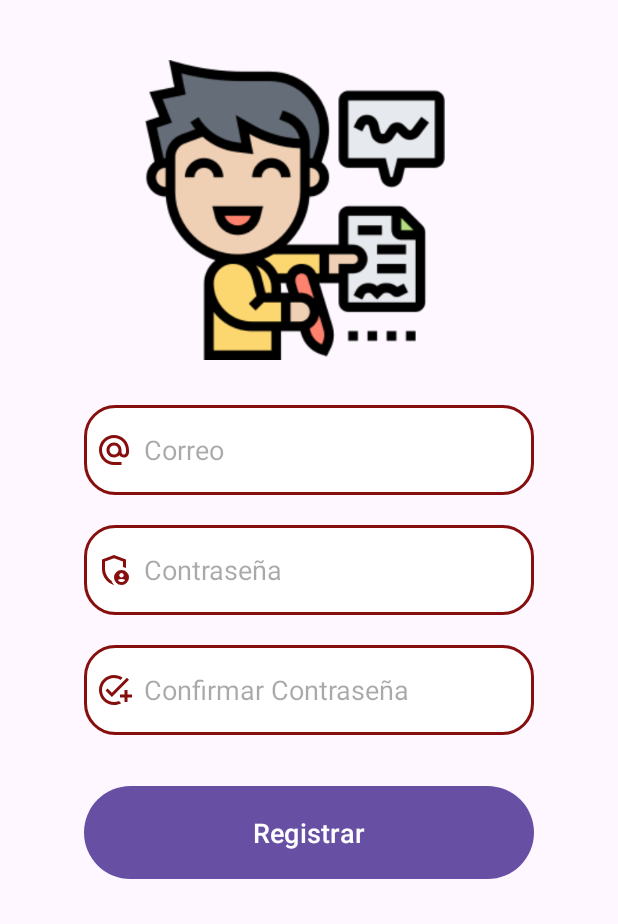
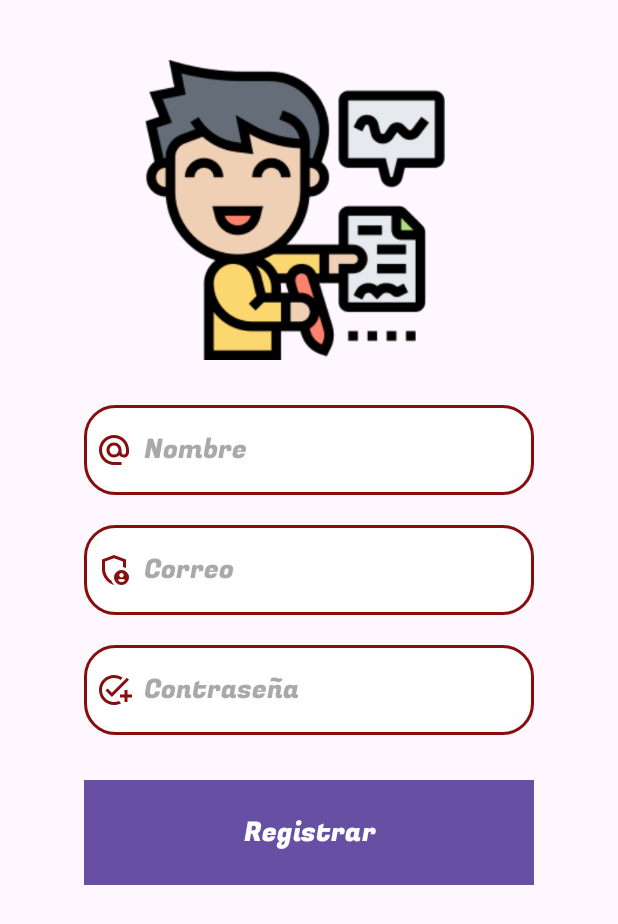
Before and after one commit to Jonatan1014/BeautyCare, an Android app: the fragment SignupTabFragment shown on its own in the app's theme, after a tap on "Registrar", on a phone screen of 412 x 824 dp. Shown: the top 924 px of the screen. Run offline under Robolectric (Android 15) with nearby library versions, the phone set to English and light mode, and no system bars; our stand-ins replace Volley; network calls fail; 1 statement that could not run was skipped.

Commit message:
punto de regreso

```diff
--- a/app/src/main/java/com/example/beautycare/SignupTabFragment.java
+++ b/app/src/main/java/com/example/beautycare/SignupTabFragment.java
@@ -1,5 +1,6 @@
 package com.example.beautycare;
 
+import android.content.Intent;
 import android.os.Bundle;
 
 import androidx.fragment.app.Fragment;
@@ -9,17 +10,38 @@ import android.view.LayoutInflater;
 import android.view.View;
 import android.view.ViewGroup;
 import android.widget.Button;
+import android.widget.EditText;
+import android.widget.Toast;
+
+import com.android.volley.Request;
+import com.android.volley.RequestQueue;
+import com.android.volley.Response;
+import com.android.volley.VolleyError;
+import com.android.volley.toolbox.JsonObjectRequest;
+import com.android.volley.toolbox.JsonRequest;
+import com.android.volley.toolbox.Volley;
+
+import org.json.JSONArray;
+import org.json.JSONException;
+import org.json.JSONObject;
 
 
-public class SignupTabFragment extends Fragment {
+public class SignupTabFragment extends Fragment implements Response.Listener<JSONObject>, Response.ErrorListener {
 
+    RequestQueue rq;
+    JsonRequest jrq;
     Button signup;
+    EditText username,email, password;
 
     @Override
     public View onCreateView(LayoutInflater inflater, ViewGroup container,
                              Bundle savedInstanceState) {
         // Inflate the layout for this fragment
         View view = inflater.inflate(R.layout.fragment_singup_tab, container, false);
+        rq = Volley.newRequestQueue(getContext());
+        username = view.findViewById(R.id.signup_name);
+        email = view.findViewById(R.id.signup_email);
+        password = view.findViewById(R.id.signup_password);
 
         signup = view.findViewById(R.id.signup_button);
 
@@ -36,6 +58,39 @@ public class SignupTabFragment extends Fragment {
     }
 
     private void signup() {
-        //ViewPagerAdapter viewPagerAdapter =new ViewPagerAdapter();
+
+        String url = "https://bd-app.000webhostapp.com/sesion.php?names=" + username.getText().toString() + "&user=" + email.getText().toString() + "&pwd=" + password.getText().toString();
+        jrq = new JsonObjectRequest(Request.Method.GET, url, null, this, this);
+        rq.add(jrq);
+
+
+    }
+
+    @Override
+    public void onErrorResponse(VolleyError volleyError) {
+        Toast.makeText(getContext(), "!Conexion Fallida! revisa tu conexion a internet", Toast.LENGTH_SHORT).show();
+
+    }
+
+    @Override
+    public void onResponse(JSONObject response) {
+        Toast.makeText(getContext(), "Cuenta Creada Con Exito", Toast.LENGTH_SHORT).show();
+        Usuario usuario = new Usuario();
+        JSONArray jsonArray = response.optJSONArray("datos");
+        JSONObject jsonobject = null;
+        try {
+            jsonobject = jsonArray.getJSONObject(0);
+            usuario.setName(jsonobject.optString("username"));
+            usuario.setEmail(jsonobject.optString("email"));
+            usuario.guardarDatos(getContext());
+
+            // Una vez valido el inicio de sesion nos vamos al index
+            Intent intent = new Intent(getActivity(), Index.class);
+            startActivity(intent);
+
+        } catch (JSONException e) {
+            throw new RuntimeException(e);
+        }
+
     }
 }
--- a/app/src/main/res/layout/fragment_singup_tab.xml
+++ b/app/src/main/res/layout/fragment_singup_tab.xml
@@ -24,16 +24,30 @@
                 android:src="@drawable/signimg" />
 
             <EditText
-                android:id="@+id/signup_email"
+                android:id="@+id/signup_name"
                 android:layout_width="300dp"
                 android:layout_height="60dp"
                 android:layout_gravity="center"
                 android:layout_marginTop="30dp"
                 android:background="@drawable/edittext_bkg"
-
                 android:drawableLeft="@drawable/baseline_alternate_email_24"
                 android:drawablePadding="8dp"
+                android:hint="Nombre"
+                android:fontFamily="@font/fugazoneregular"
+                android:padding="8dp" />
+
+            <EditText
+                android:id="@+id/signup_email"
+                android:layout_width="300dp"
+                android:layout_height="60dp"
+                android:layout_gravity="center"
+                android:layout_marginTop="20dp"
+                android:background="@drawable/edittext_bkg"
+                android:drawableLeft="@drawable/outline_admin_panel_settings_24"
+                android:drawablePadding="8dp"
                 android:hint="Correo"
+                android:fontFamily="@font/fugazoneregular"
+                android:inputType="text"
                 android:padding="8dp" />
 
             <EditText
@@ -43,22 +57,10 @@
                 android:layout_gravity="center"
                 android:layout_marginTop="20dp"
                 android:background="@drawable/edittext_bkg"
-                android:drawableLeft="@drawable/outline_admin_panel_settings_24"
+                android:drawableLeft="@drawable/baseline_add_task_24"
                 android:drawablePadding="8dp"
                 android:hint="Contraseña"
-                android:inputType="textPassword"
-                android:padding="8dp" />
-
-            <EditText
-                android:id="@+id/signup_confirm"
-                android:layout_width="300dp"
-                android:layout_height="60dp"
-                android:layout_gravity="center"
-                android:layout_marginTop="20dp"
-                android:background="@drawable/edittext_bkg"
-                android:drawableLeft="@drawable/baseline_add_task_24"
-                android:drawablePadding="8dp"
-                android:hint="Confirmar Contraseña"
+                android:fontFamily="@font/fugazoneregular"
                 android:inputType="textPassword"
                 android:padding="8dp" />
 
@@ -70,6 +72,8 @@
                 android:layout_gravity="center"
                 android:layout_marginTop="30dp"
                 android:text="Registrar"
+                android:fontFamily="@font/fugazoneregular"
+                android:background="@color/red_dark"
                 android:textSize="18sp" />
         </LinearLayout>
     </LinearLayout>
--- a/app/src/main/res/values/style.xml
+++ b/app/src/main/res/values/style.xml
@@ -4,4 +4,5 @@
     <style name="ToolbarTextStyle" parent="TextAppearance.Widget.AppCompat.Toolbar.Title">
         <item name="android:fontFamily">@font/fugazoneregular</item>
     </style>
+
 </resources>
```
Also changed, not shown: app/src/main/java/com/example/beautycare/LoginTabFragment.java (+2 -6 lines), 3 other files.
